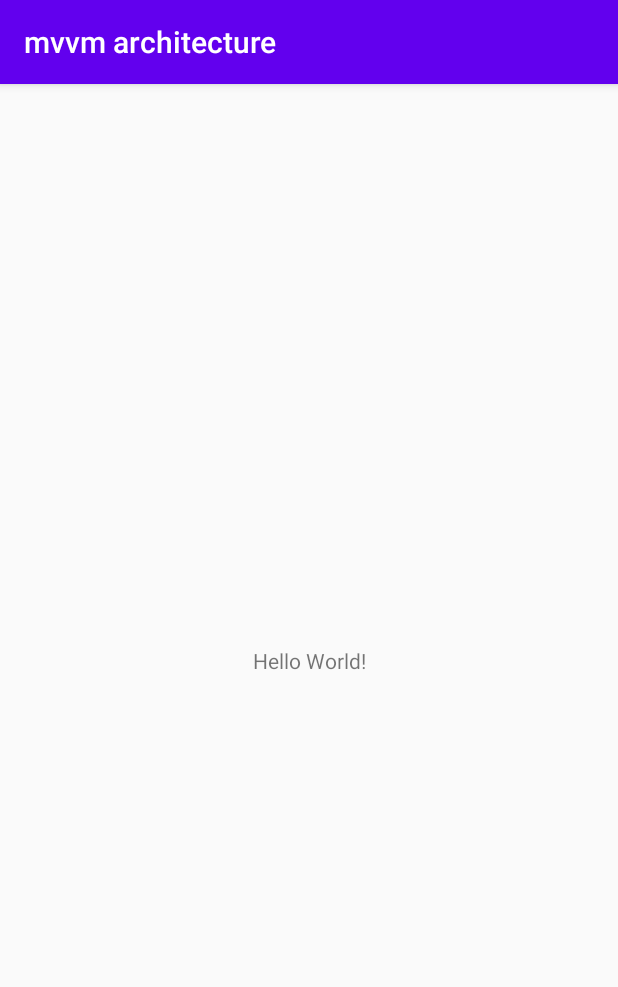
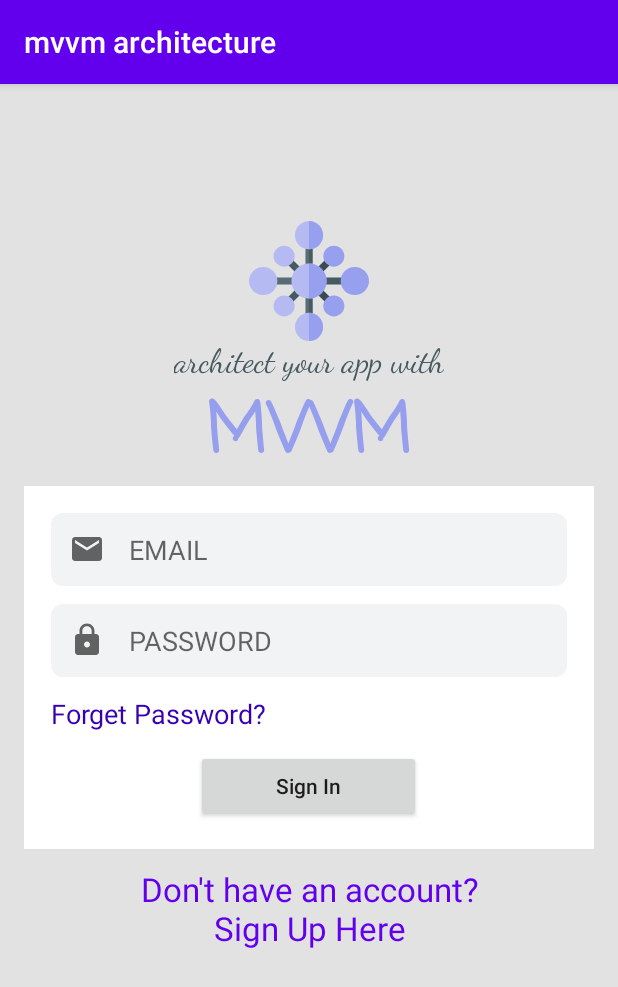
Before and after one commit to dewaleofficial/mvvm-architecture, an Android app: the screen it shows after launch (MainActivity before the commit, LoginActivity after it), on a phone screen of 412 x 824 dp. Shown: the top 987 px of the screen. Run offline under Robolectric (Android 15) with nearby library versions, the phone set to English and light mode, and no system bars; our stand-ins replace data binding.

Commit message:
Created the layout for login and signup screens

```diff
--- a/app/src/main/AndroidManifest.xml
+++ b/app/src/main/AndroidManifest.xml
@@ -9,7 +9,8 @@
         android:roundIcon="@mipmap/ic_launcher_round"
         android:supportsRtl="true"
         android:theme="@style/AppTheme">
-        <activity android:name=".MainActivity">
+        <activity android:name=".ui.auth.SignupActivity"></activity>
+        <activity android:name=".ui.auth.LoginActivity">
             <intent-filter>
                 <action android:name="android.intent.action.MAIN" />
 
--- /dev/null
+++ b/app/src/main/java/com/example/mvvmarchitecture/ui/auth/LoginActivity.kt
@@ -0,0 +1,12 @@
+package com.example.mvvmarchitecture.ui.auth
+
+import androidx.appcompat.app.AppCompatActivity
+import android.os.Bundle
+import com.example.mvvmarchitecture.R
+
+class LoginActivity : AppCompatActivity() {
+    override fun onCreate(savedInstanceState: Bundle?) {
+        super.onCreate(savedInstanceState)
+        setContentView(R.layout.activity_login)
+    }
+}
--- a/app/src/main/java/com/example/mvvmarchitecture/MainActivity.kt
+++ b/app/src/main/java/com/example/mvvmarchitecture/ui/auth/SignupActivity.kt
@@ -1,11 +1,13 @@
-package com.example.mvvmarchitecture
+package com.example.mvvmarchitecture.ui.auth
 
 import androidx.appcompat.app.AppCompatActivity
 import android.os.Bundle
+import com.example.mvvmarchitecture.R
 
-class MainActivity : AppCompatActivity() {
+class SignupActivity : AppCompatActivity() {
     override fun onCreate(savedInstanceState: Bundle?) {
         super.onCreate(savedInstanceState)
-        setContentView(R.layout.activity_main)
+        setContentView(R.layout.activity_signup)
+
     }
 }
--- /dev/null
+++ b/app/src/main/res/drawable-v24/edit_text_round_gray_background.xml
@@ -0,0 +1,12 @@
+<?xml version="1.0" encoding="utf-8"?>
+<shape xmlns:android="http://schemas.android.com/apk/res/android"
+       android:shape="rectangle" android:padding="10dp">
+
+    <solid android:color="#f1f3f4"/>
+
+    <corners
+            android:bottomRightRadius="8dp"
+            android:bottomLeftRadius="8dp"
+            android:topLeftRadius="8dp"
+            android:topRightRadius="8dp"/>
+</shape>
--- /dev/null
+++ b/app/src/main/res/drawable-v24/ic_app_logo.xml
@@ -0,0 +1,25 @@
+<vector android:height="24dp" android:viewportHeight="512"
+    android:viewportWidth="512" android:width="24dp" xmlns:android="http://schemas.android.com/apk/res/android">
+    <path android:fillColor="#3b4a51" android:pathData="m309.027,287.813 l42.438,42.438 -21.211,21.211 -42.438,-42.438zM309.027,287.813"/>
+    <path android:fillColor="#3b4a51" android:pathData="m330.25,160.535 l21.211,21.211 -42.434,42.434 -21.211,-21.211zM330.25,160.535"/>
+    <path android:fillColor="#465a61" android:pathData="m181.746,160.535 l42.438,42.434 -21.211,21.211 -42.438,-42.434zM181.746,160.535"/>
+    <path android:fillColor="#465a61" android:pathData="m202.973,287.813 l21.211,21.211 -42.434,42.438 -21.211,-21.211zM202.973,287.813"/>
+    <path android:fillColor="#465a61" android:pathData="m312.5,241h93.5v30h-93.5zM312.5,241"/>
+    <path android:fillColor="#596c76" android:pathData="m241,106h30v90h-30zM241,106"/>
+    <path android:fillColor="#465a61" android:pathData="m256,106h15v90h-15zM256,106"/>
+    <path android:fillColor="#596c76" android:pathData="m106,241h90v30h-90zM106,241"/>
+    <path android:fillColor="#596c76" android:pathData="m241,316h30v90h-30zM241,316"/>
+    <path android:fillColor="#465a61" android:pathData="m256,316h15v90h-15zM256,316"/>
+    <path android:fillColor="#b5baf3" android:pathData="m256,181c-41.398,0 -75,33.602 -75,75s33.602,75 75,75 75,-33.602 75,-75 -33.602,-75 -75,-75zM256,181"/>
+    <path android:fillColor="#979fef" android:pathData="m451,316c-33.09,0 -60,-26.91 -60,-60s26.91,-60 60,-60 61,26.91 61,60 -27.91,60 -61,60zM451,316"/>
+    <path android:fillColor="#b5baf3" android:pathData="m61,316c-33.09,0 -61,-26.91 -61,-60s27.91,-60 61,-60 60,26.91 60,60 -26.91,60 -60,60zM61,316"/>
+    <path android:fillColor="#b5baf3" android:pathData="m256,391c-33,0 -60,28 -60,61s27,60 60,60 60,-27 60,-60 -27,-61 -60,-61zM256,391"/>
+    <path android:fillColor="#b5baf3" android:pathData="m256,0c-33,0 -60,28 -60,61s27,60 60,60 60,-27 60,-60 -27,-61 -60,-61zM256,0"/>
+    <path android:fillColor="#979fef" android:pathData="m330.238,181.746c-17.488,-17.488 -17.652,-45.949 0,-63.633 16.977,-16.992 46.641,-16.992 63.648,0 17.629,17.633 17.543,46.102 0,63.648 -17.645,17.609 -46.102,17.531 -63.648,-0.016zM330.238,181.746"/>
+    <path android:fillColor="#b5baf3" android:pathData="m118.113,393.887c-17.633,-17.633 -17.547,-46.102 0,-63.648 17.023,-17.008 46.672,-16.961 63.648,0.016 17.543,17.543 17.602,46.016 -0.016,63.633 -17.531,17.563 -46.016,17.617 -63.633,0zM118.113,393.887"/>
+    <path android:fillColor="#979fef" android:pathData="m330.238,393.887c-17.613,-17.645 -17.531,-46.102 0.016,-63.648 16.945,-16.949 46.598,-17.008 63.633,0 17.563,17.566 17.617,46.031 0,63.648 -17.633,17.633 -46.102,17.547 -63.648,0zM330.238,393.887"/>
+    <path android:fillColor="#b5baf3" android:pathData="m118.113,181.746c-17.563,-17.531 -17.617,-46.016 0,-63.633 16.992,-16.992 46.672,-16.992 63.648,0 17.602,17.633 17.547,46.086 -0.016,63.648 -17.543,17.543 -46.016,17.602 -63.633,-0.016zM118.113,181.746"/>
+    <path android:fillColor="#979fef" android:pathData="m316,452c0,33 -27,60 -60,60v-121c33,0 60,28 60,61zM316,452"/>
+    <path android:fillColor="#979fef" android:pathData="m256,121v-121c33,0 60,28 60,61s-27,60 -60,60zM256,121"/>
+    <path android:fillColor="#979fef" android:pathData="m256,331v-150c41.398,0 75,33.602 75,75s-33.602,75 -75,75zM256,331"/>
+</vector>
--- /dev/null
+++ b/app/src/main/res/drawable-v24/ic_email.xml
@@ -0,0 +1,5 @@
+<vector android:height="24dp" android:tint="#616363"
+    android:viewportHeight="24.0" android:viewportWidth="24.0"
+    android:width="24dp" xmlns:android="http://schemas.android.com/apk/res/android">
+    <path android:fillColor="#FF000000" android:pathData="M20,4L4,4c-1.1,0 -1.99,0.9 -1.99,2L2,18c0,1.1 0.9,2 2,2h16c1.1,0 2,-0.9 2,-2L22,6c0,-1.1 -0.9,-2 -2,-2zM20,8l-8,5 -8,-5L4,6l8,5 8,-5v2z"/>
+</vector>
--- /dev/null
+++ b/app/src/main/res/drawable-v24/ic_lock.xml
@@ -0,0 +1,5 @@
+<vector android:height="24dp" android:tint="#616363"
+    android:viewportHeight="24.0" android:viewportWidth="24.0"
+    android:width="24dp" xmlns:android="http://schemas.android.com/apk/res/android">
+    <path android:fillColor="#FF000000" android:pathData="M18,8h-1L17,6c0,-2.76 -2.24,-5 -5,-5S7,3.24 7,6v2L6,8c-1.1,0 -2,0.9 -2,2v10c0,1.1 0.9,2 2,2h12c1.1,0 2,-0.9 2,-2L20,10c0,-1.1 -0.9,-2 -2,-2zM12,17c-1.1,0 -2,-0.9 -2,-2s0.9,-2 2,-2 2,0.9 2,2 -0.9,2 -2,2zM15.1,8L8.9,8L8.9,6c0,-1.71 1.39,-3.1 3.1,-3.1 1.71,0 3.1,1.39 3.1,3.1v2z"/>
+</vector>
--- /dev/null
+++ b/app/src/main/res/drawable-v24/ic_name.xml
@@ -0,0 +1,5 @@
+<vector android:height="24dp" android:tint="#616363"
+    android:viewportHeight="24.0" android:viewportWidth="24.0"
+    android:width="24dp" xmlns:android="http://schemas.android.com/apk/res/android">
+    <path android:fillColor="#FF000000" android:pathData="M3,5v14c0,1.1 0.89,2 2,2h14c1.1,0 2,-0.9 2,-2L21,5c0,-1.1 -0.9,-2 -2,-2L5,3c-1.11,0 -2,0.9 -2,2zM15,9c0,1.66 -1.34,3 -3,3s-3,-1.34 -3,-3 1.34,-3 3,-3 3,1.34 3,3zM6,17c0,-2 4,-3.1 6,-3.1s6,1.1 6,3.1v1L6,18v-1z"/>
+</vector>
--- /dev/null
+++ b/app/src/main/res/layout/activity_login.xml
@@ -0,0 +1,134 @@
+<?xml version="1.0" encoding="utf-8"?>
+<layout xmlns:android="http://schemas.android.com/apk/res/android"
+    xmlns:app="http://schemas.android.com/apk/res-auto"
+    xmlns:tools="http://schemas.android.com/tools">
+
+    <androidx.coordinatorlayout.widget.CoordinatorLayout
+        android:id="@+id/root_layout"
+        android:layout_width="match_parent"
+        android:layout_height="match_parent"
+        android:background="#E2E2E2"
+        tools:context=".ui.auth.LoginActivity">
+
+
+        <RelativeLayout
+            android:layout_width="match_parent"
+            android:layout_height="wrap_content"
+            android:padding="16dp">
+
+            <ImageView
+                android:id="@+id/image_view_logo"
+                android:layout_width="80dp"
+                android:layout_height="80dp"
+                android:layout_centerHorizontal="true"
+                android:layout_marginTop="75dp"
+                android:background="@drawable/ic_app_logo" />
+
+            <LinearLayout
+                android:id="@+id/linearLayout1"
+                android:layout_width="match_parent"
+                android:layout_height="wrap_content"
+                android:layout_below="@id/image_view_logo"
+                android:orientation="vertical">
+
+                <TextView
+                    android:layout_width="wrap_content"
+                    android:layout_height="wrap_content"
+                    android:layout_gravity="center_horizontal"
+                    android:text="architect your app with"
+                    android:textAppearance="@style/TextAppearance.AppCompat.Large"
+                    android:textColor="#465A61"
+                    app:fontFamily="cursive" />
+
+                <TextView
+                    android:layout_width="wrap_content"
+                    android:layout_height="wrap_content"
+                    android:layout_gravity="center_horizontal"
+                    android:text="MVVM"
+                    android:textAllCaps="false"
+                    android:textAppearance="@style/TextAppearance.AppCompat.Display2"
+                    android:textColor="#969EEE"
+                    android:textStyle="bold"
+                    android:typeface="monospace"
+                    app:fontFamily="casual" />
+
+            </LinearLayout>
+
+            <LinearLayout
+                android:id="@+id/linearLayout2"
+                android:layout_width="match_parent"
+                android:layout_height="wrap_content"
+                android:layout_below="@id/linearLayout1"
+                android:background="#ffffff"
+                android:orientation="vertical"
+                android:padding="18dp">
+
+                <EditText
+                    android:id="@+id/edit_text_email"
+                    android:layout_width="match_parent"
+                    android:layout_height="match_parent"
+                    android:layout_marginBottom="12dp"
+                    android:background="@drawable/edit_text_round_gray_background"
+                    android:drawableLeft="@drawable/ic_email"
+                    android:drawablePadding="16dp"
+                    android:hint="EMAIL"
+                    android:inputType="textEmailAddress"
+                    android:padding="12dp" />
+
+                <EditText
+                    android:id="@+id/edit_text_password"
+                    android:layout_width="match_parent"
+                    android:layout_height="match_parent"
+                    android:layout_marginBottom="12dp"
+                    android:background="@drawable/edit_text_round_gray_background"
+                    android:drawableLeft="@drawable/ic_lock"
+                    android:drawablePadding="16dp"
+                    android:hint="PASSWORD"
+                    android:inputType="textPassword"
+                    android:padding="12dp" />
+
+                <TextView
+                    android:id="@+id/text_view_forget_password"
+                    android:layout_width="wrap_content"
+                    android:layout_height="wrap_content"
+                    android:layout_marginBottom="12dp"
+                    android:text="Forget Password?"
+                    android:textAppearance="@style/TextAppearance.AppCompat.Medium"
+                    android:textColor="@color/colorPrimaryDark" />
+
+                <Button
+                    android:id="@+id/button_sign_in"
+                    android:layout_width="150dp"
+                    android:layout_height="wrap_content"
+                    android:layout_gravity="center_horizontal"
+                    android:text="Sign In"
+                    android:textAllCaps="false" />
+
+            </LinearLayout>
+
+            <TextView
+                android:id="@+id/text_view_sign_up"
+                android:layout_width="wrap_content"
+                android:layout_height="wrap_content"
+                android:layout_below="@id/linearLayout2"
+                android:layout_centerHorizontal="true"
+                android:layout_marginTop="12dp"
+                android:text="Don't have an account?\nSign Up Here"
+                android:textAlignment="center"
+                android:textAppearance="@style/TextAppearance.AppCompat.Large"
+                android:textColor="@color/colorPrimary"
+                android:gravity="center_horizontal" />
+
+        </RelativeLayout>
+
+        <ProgressBar
+            android:id="@+id/progress_bar"
+            android:layout_width="wrap_content"
+            android:layout_height="wrap_content"
+            android:layout_gravity="center_horizontal|center_vertical"
+            android:visibility="invisible" />
+
+
+    </androidx.coordinatorlayout.widget.CoordinatorLayout>
+
+</layout>
--- a/app/src/main/res/layout/activity_main.xml
+++ /dev/null
@@ -1,18 +0,0 @@
-<?xml version="1.0" encoding="utf-8"?>
-<androidx.constraintlayout.widget.ConstraintLayout xmlns:android="http://schemas.android.com/apk/res/android"
-    xmlns:app="http://schemas.android.com/apk/res-auto"
-    xmlns:tools="http://schemas.android.com/tools"
-    android:layout_width="match_parent"
-    android:layout_height="match_parent"
-    tools:context=".MainActivity">
-
-    <TextView
-        android:layout_width="wrap_content"
-        android:layout_height="wrap_content"
-        android:text="Hello World!"
-        app:layout_constraintBottom_toBottomOf="parent"
-        app:layout_constraintLeft_toLeftOf="parent"
-        app:layout_constraintRight_toRightOf="parent"
-        app:layout_constraintTop_toTopOf="parent" />
-
-</androidx.constraintlayout.widget.ConstraintLayout>
```
Also changed, not shown: app/src/main/res/layout/activity_signup.xml (added, +155 -0 lines).
